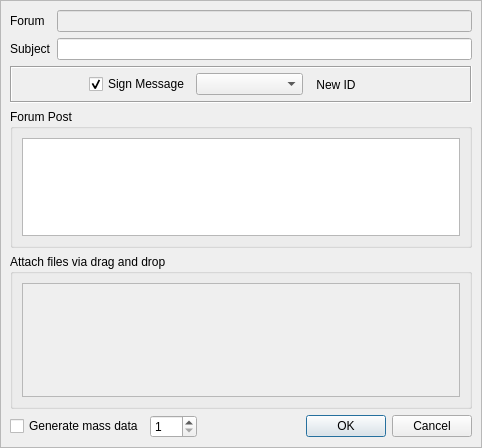
Qt form retroshare-gui/src/gui/gxsforums/CreateGxsForumMsg.ui (RetroShare/RetroShare) before a commit.
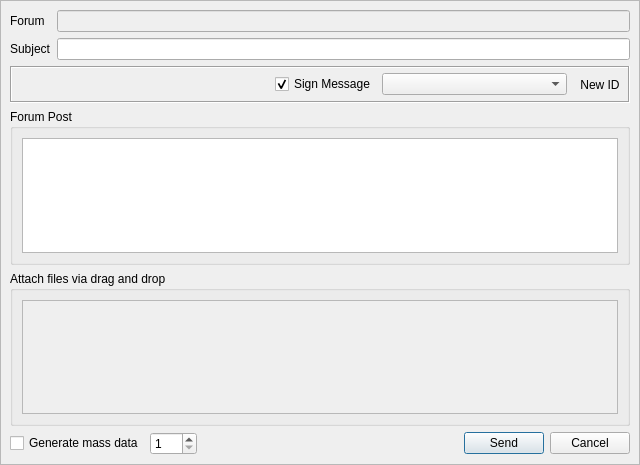
The same form after that commit. Icons and pictures are not drawn. Custom widgets are drawn as their Qt base class.

Commit message: Added a warning MessageBox when closing Forum Post Dialog.

Patch:
```diff
--- a/retroshare-gui/src/gui/gxsforums/CreateGxsForumMsg.ui
+++ b/retroshare-gui/src/gui/gxsforums/CreateGxsForumMsg.ui
@@ -6,8 +6,8 @@
    <rect>
     <x>0</x>
     <y>0</y>
-    <width>482</width>
-    <height>448</height>
+    <width>640</width>
+    <height>465</height>
    </rect>
   </property>
   <property name="windowTitle">
@@ -35,8 +35,8 @@
      <property name="frameShadow">
       <enum>QFrame::Raised</enum>
      </property>
-     <layout class="QVBoxLayout" name="verticalLayout_2">
-      <item>
+     <layout class="QGridLayout" name="gridLayout_2">
+      <item row="0" column="0">
        <widget class="QFrame" name="innerFrame">
         <layout class="QVBoxLayout" name="verticalLayout_3">
          <property name="margin">
@@ -148,6 +148,19 @@
               </property>
              </widget>
             </item>
+            <item>
+             <spacer>
+              <property name="orientation">
+               <enum>Qt::Horizontal</enum>
+              </property>
+              <property name="sizeHint" stdset="0">
+               <size>
+                <width>40</width>
+                <height>15</height>
+               </size>
+              </property>
+             </spacer>
+            </item>
             <item>
              <widget class="QCheckBox" name="signBox">
               <property name="focusPolicy">
@@ -213,19 +226,6 @@
               </property>
              </widget>
             </item>
-            <item>
-             <spacer>
-              <property name="orientation">
-               <enum>Qt::Horizontal</enum>
-              </property>
-              <property name="sizeHint" stdset="0">
-               <size>
-                <width>40</width>
-                <height>15</height>
-               </size>
-              </property>
-             </spacer>
-            </item>
            </layout>
           </widget>
          </item>
@@ -258,7 +258,7 @@
             <item row="0" column="0">
              <widget class="HashBox" name="hashBox">
               <property name="sizePolicy">
-               <sizepolicy hsizetype="Expanding" vsizetype="MinimumExpanding">
+               <sizepolicy hsizetype="Expanding" vsizetype="Minimum">
                 <horstretch>0</horstretch>
                 <verstretch>0</verstretch>
                </sizepolicy>
@@ -277,7 +277,7 @@
         </layout>
        </widget>
       </item>
-      <item>
+      <item row="1" column="0">
        <layout class="QHBoxLayout" name="horizontalLayout">
         <item>
          <widget class="QCheckBox" name="generateCheckBox">
@@ -296,10 +296,45 @@
           </property>
          </widget>
         </item>
+        <item>
+         <spacer name="horizontalSpacer">
+          <property name="orientation">
+           <enum>Qt::Horizontal</enum>
+          </property>
+          <property name="sizeHint" stdset="0">
+           <size>
+            <width>242</width>
+            <height>20</height>
+           </size>
+          </property>
+         </spacer>
+        </item>
+        <item>
+         <widget class="QPushButton" name="sendButton">
+          <property name="sizePolicy">
+           <sizepolicy hsizetype="Minimum" vsizetype="Fixed">
+            <horstretch>0</horstretch>
+            <verstretch>0</verstretch>
+           </sizepolicy>
+          </property>
+          <property name="text">
+           <string>Send</string>
+          </property>
+          <property name="default">
+           <bool>true</bool>
+          </property>
+         </widget>
+        </item>
         <item>
          <widget class="QDialogButtonBox" name="buttonBox">
+          <property name="sizePolicy">
+           <sizepolicy hsizetype="Maximum" vsizetype="Fixed">
+            <horstretch>0</horstretch>
+            <verstretch>0</verstretch>
+           </sizepolicy>
+          </property>
           <property name="standardButtons">
-           <set>QDialogButtonBox::Cancel|QDialogButtonBox::Ok</set>
+           <set>QDialogButtonBox::Cancel</set>
           </property>
          </widget>
         </item>
```
The commit also changes 2 other files.
